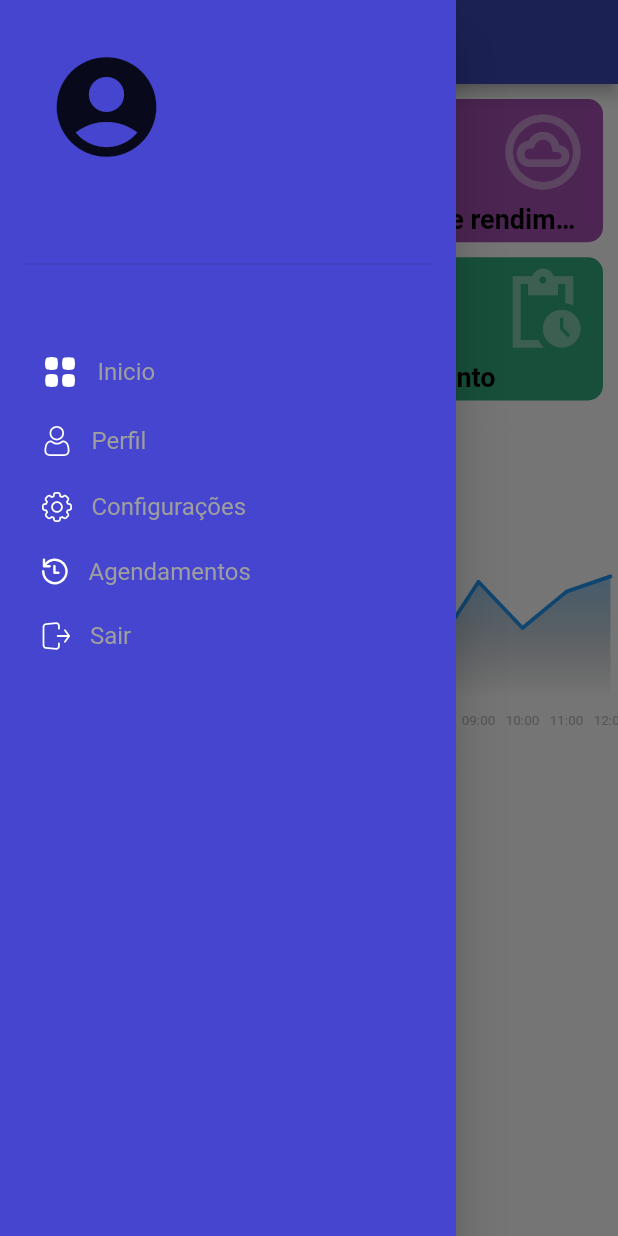
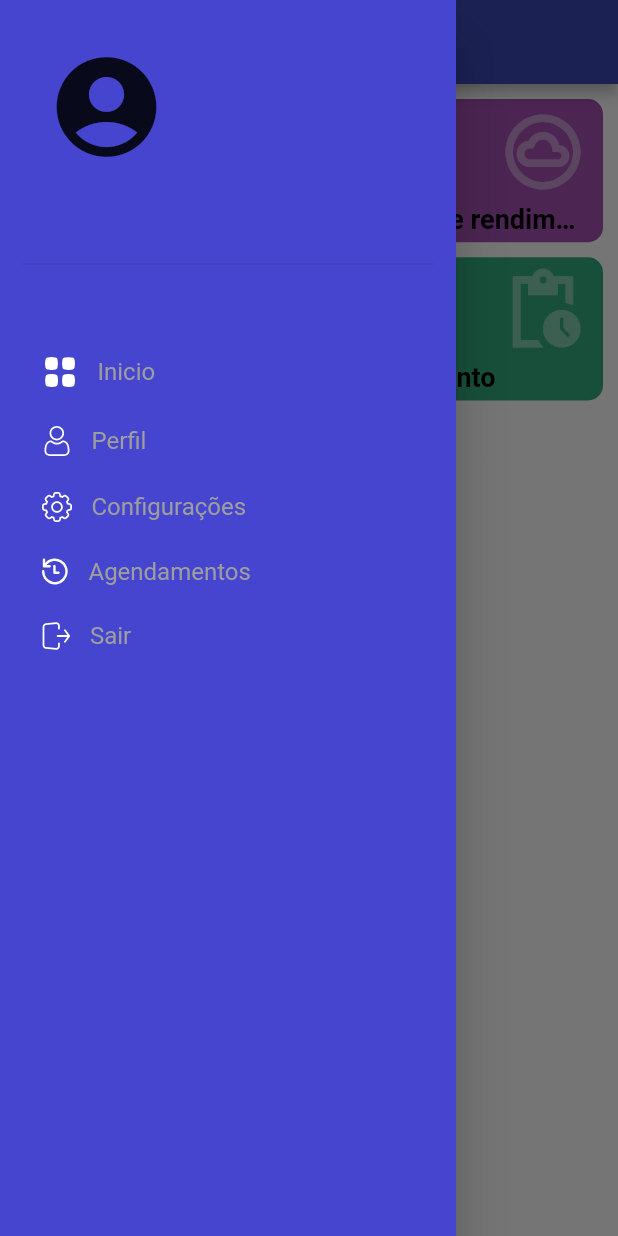
Before and after one commit to DjonatanWillenz/JBGestao, a Flutter app: the HomePage screen opened by its route, with the side drawer open, on a phone screen of 412 x 824 dp. Run offline on Flutter 3.47's test engine with Material 2 defaults, Android fonts, the phone set to English and light mode, and no system bars; drawn by our look-alikes of fl_chart; our stand-ins replace animated_splash_screen, flutter_svg, get, page_transition, shared_preferences; accounts and stored records are empty; network calls fail; project files that could hold a hidden picture were left out.

Commit message:
Correções

```diff
--- a/lib/app/modules/home/components/radial_painter.dart
+++ /dev/null
@@ -1,48 +0,0 @@
-import 'dart:math';
-
-import 'package:flutter/material.dart';
-
-class RadialPainter extends CustomPainter {
-  const RadialPainter({
-    required this.bgColor,
-    required this.lineColor,
-    required this.percent,
-    required this.width,
-  });
-
-  final Color bgColor;
-  final Color lineColor;
-  final double percent;
-  final double width;
-
-  @override
-  void paint(Canvas canvas, Size size) {
-    Paint bgLine = Paint()
-      ..color = bgColor
-      ..strokeCap = StrokeCap.round
-      ..style = PaintingStyle.stroke
-      ..strokeWidth = width;
-
-    Paint coloredLine = Paint()
-      ..color = lineColor
-      ..strokeCap = StrokeCap.round
-      ..style = PaintingStyle.stroke
-      ..strokeWidth = width;
-
-    Offset center = Offset(size.width / 2, size.height / 2);
-    double radius = min(size.width / 2, size.height / 2);
-    canvas.drawCircle(center, radius, bgLine);
-
-    double sweepAngle = 2 * pi * percent;
-
-    canvas.drawArc(
-      Rect.fromCircle(center: center, radius: radius), -pi / 2, sweepAngle,
-      false, coloredLine,);
-  }
-
-  @override
-  bool shouldRepaint(covariant CustomPainter oldDelegate) {
-    return true;
-  }
-
-}
--- a/lib/app/modules/home/components/scaffold.dart
+++ /dev/null
@@ -1,20 +0,0 @@
-import 'package:flutter/material.dart';
-import 'package:mobile/app/modules/home/components/drawer.dart';
-
-class DxScaffold extends StatelessWidget {
-  final Widget body;
-  final GlobalKey<ScaffoldState> scaffoldKey;
-  const DxScaffold({super.key, required this.body, required this.scaffoldKey});
-
-  @override
-  Widget build(BuildContext context) {
-    return Scaffold(
-      key: scaffoldKey,
-      appBar: AppBar(),
-      drawer: JBDrawer(scaffoldKey: scaffoldKey),
-      body: SafeArea(
-        child: body,
-      ),
-    );
-  }
-}
--- a/lib/app/modules/home/home.page.dart
+++ b/lib/app/modules/home/home.page.dart
@@ -2,12 +2,11 @@ import 'package:flutter/material.dart';
 import 'package:get/get.dart';
 import 'package:mobile/app/global/constants/constants.dart';
 import 'package:mobile/app/modules/home/components/cards.dart';
+import 'package:mobile/app/modules/home/components/drawer.dart';
 import 'package:mobile/app/modules/home/components/notifications.dart';
-import 'package:mobile/app/modules/home/components/scaffold.dart';
 import 'package:mobile/app/modules/home/components/viewers.dart';
 import 'package:mobile/app/modules/home/home.controller.dart';
 import 'package:mobile/app/global/constants/responsive.dart';
-import 'package:mobile/app/modules/home/widgets/line_chart_card.dart';
 
 class HomePage extends GetView<HomeController> {
   final GlobalKey<ScaffoldState> _scaffoldKey = GlobalKey();
@@ -17,8 +16,10 @@ class HomePage extends GetView<HomeController> {
 
   @override
   Widget build(BuildContext context) {
-    return DxScaffold(
-      scaffoldKey: _scaffoldKey,
+    return Scaffold(
+      appBar: AppBar(),
+      drawer: JBDrawer(scaffoldKey: _scaffoldKey),
+      key: _scaffoldKey,
       body: SafeArea(
         child: SingleChildScrollView(
           child: Column(
@@ -34,7 +35,6 @@ class HomePage extends GetView<HomeController> {
                           children: [
                             AnalyticCards(controller: controller),
                             const SizedBox(height: appPadding),
-                            LineChartCard(),
                             if (Responsive.isMobile(context))
                               const SizedBox(height: appPadding),
                             if (Responsive.isMobile(context))
--- a/lib/app/modules/home/widgets/line_chart_card.dart
+++ /dev/null
@@ -1,160 +0,0 @@
-import 'package:fl_chart/fl_chart.dart';
-import 'package:flutter/material.dart';
-import 'package:mobile/app/global/constants/responsive.dart';
-
-class LineChartCard extends StatelessWidget {
-  LineChartCard({super.key});
-
-  final List<FlSpot> spots = const [
-    FlSpot(0, 7.04),
-    FlSpot(1, 5.23),
-    FlSpot(2, 7.82),
-    FlSpot(3, 4.49),
-    FlSpot(4, 6.82),
-    FlSpot(5, 8.50),
-    FlSpot(6, 4.57),
-    FlSpot(7, 8.90),
-    FlSpot(8, 3.20),
-    FlSpot(9, 7.62),
-    FlSpot(10, 4.58),
-    FlSpot(11, 6.97),
-    FlSpot(12, 7.97),
-  ];
-
-  final leftTitle = {
-    1: '0',
-    2: '1',
-    3: '2',
-    4: '3',
-    5: '4',
-    6: '5',
-    7: '7',
-    8: '8',
-    9: '9',
-    10: '10',
-    11: '11',
-    12: '12'
-  };
-  final bottomTitle = {
-    0: '00:00',
-    1: '01:00',
-    2: '02:00',
-    3: '03:00',
-    4: '04:00',
-    5: '05:00',
-    6: '06:00',
-    7: '07:00',
-    8: '08:00',
-    9: '09:00',
-    10: '10:00',
-    11: '11:00',
-    12: '12:00',
-  };
-
-  @override
-  Widget build(BuildContext context) {
-    return Padding(
-      padding: const EdgeInsets.only(left: 15, right: 5),
-      child: Container(
-        decoration: BoxDecoration(
-          borderRadius: const BorderRadius.all(
-            Radius.circular(10),
-          ),
-          color: ThemeData().cardColor,
-        ),
-        child: Column(
-          crossAxisAlignment: CrossAxisAlignment.start,
-          children: [
-            const Text("Ph",
-                style: TextStyle(fontSize: 14, fontWeight: FontWeight.w500)),
-            const SizedBox(height: 20),
-            AspectRatio(
-              aspectRatio: Responsive.isMobile(context) ? 9 / 4 : 16 / 6,
-              child: LineChart(
-                LineChartData(
-                  lineTouchData: LineTouchData(handleBuiltInTouches: true),
-                  gridData: FlGridData(show: false),
-                  titlesData: FlTitlesData(
-                    bottomTitles: AxisTitles(
-                      sideTitles: SideTitles(
-                        showTitles: true,
-                        reservedSize: 32,
-                        interval: 1,
-                        getTitlesWidget: (double value, TitleMeta meta) {
-                          return bottomTitle[value.toInt()] != null
-                              ? SideTitleWidget(
-                                  axisSide: meta.axisSide,
-                                  space: 10,
-                                  child: Text(
-                                      bottomTitle[value.toInt()].toString(),
-                                      style: TextStyle(
-                                          fontSize: Responsive.isMobile(context)
-                                              ? 9
-                                              : 12,
-                                          color: Colors.grey[400])),
-                                )
-                              : const SizedBox();
-                        },
-                      ),
-                    ),
-                    rightTitles: AxisTitles(
-                      sideTitles: SideTitles(showTitles: false),
-                    ),
-                    topTitles: AxisTitles(
-                      sideTitles: SideTitles(showTitles: false),
-                    ),
-                    leftTitles: AxisTitles(
-                      sideTitles: SideTitles(
-                        getTitlesWidget: (double value, TitleMeta meta) {
-                          return leftTitle[value.toInt()] != null
-                              ? Text(leftTitle[value.toInt()].toString(),
-                                  style: TextStyle(
-                                      fontSize:
-                                          Responsive.isMobile(context) ? 9 : 12,
-                                      color: Colors.grey[400]))
-                              : const SizedBox();
-                        },
-                        showTitles: true,
-                        interval: 1,
-                        reservedSize: 40,
-                      ),
-                    ),
-                  ),
-                  borderData: FlBorderData(show: false),
-                  lineBarsData: [
-                    LineChartBarData(
-                        isCurved: true,
-                        curveSmoothness: 0,
-                        color: Theme.of(context).primaryColor,
-                        barWidth: 2.5,
-                        isStrokeCapRound: true,
-                        belowBarData: BarAreaData(
-                          gradient: LinearGradient(
-                            begin: Alignment.topCenter,
-                            end: Alignment.bottomCenter,
-                            colors: [
-                              Theme.of(context).primaryColor.withOpacity(0.5),
-                              Colors.transparent
-                            ],
-                          ),
-                          show: true,
-                          color:
-                              Theme.of(context).primaryColor.withOpacity(0.5),
-                        ),
-                        dotData: FlDotData(show: false),
-                        spots: spots)
-                  ],
-                  minX: 0,
-                  maxX: 12,
-                  maxY: 14,
-                  minY: 0,
-                ),
-                swapAnimationDuration: const Duration(milliseconds: 1000),
-              ),
-            ),
-          ],
-        ),
-      ),
-    );
-  }
-}
--- a/lib/app/modules/user/profile/profile.page.dart
+++ b/lib/app/modules/user/profile/profile.page.dart
@@ -1,6 +1,6 @@
 import 'package:flutter/material.dart';
 import 'package:get/get.dart';
-import 'package:mobile/app/modules/home/components/scaffold.dart';
+import 'package:mobile/app/modules/home/components/drawer.dart';
 import 'package:mobile/app/modules/user/profile/profile.controller.dart';
 
 class ProfilePage extends GetView<ProfileController> {
@@ -9,8 +9,10 @@ class ProfilePage extends GetView<ProfileController> {
 
   @override
   Widget build(BuildContext context) {
-    return DxScaffold(
-      scaffoldKey: _scaffoldKey,
+    return Scaffold(
+      key: _scaffoldKey,
+      appBar: AppBar(),
+      drawer: JBDrawer(scaffoldKey: _scaffoldKey),
       body: const Center(
         child: Text("TESTE"),
       ),
--- a/lib/app/modules/user/register/user.page.dart
+++ b/lib/app/modules/user/register/user.page.dart
@@ -35,7 +35,9 @@ class UserRegisterPage extends GetView<UserRegisterController> {
                 ),
                 const SizedBox(height: 20),
                 JBButton(
-                    onTap: () => controller.create(), caption: "Cadastrar"),
+                  onTap: () => controller.create(),
+                  caption: "Cadastrar",
+                ),
               ],
             ),
           ),
```
